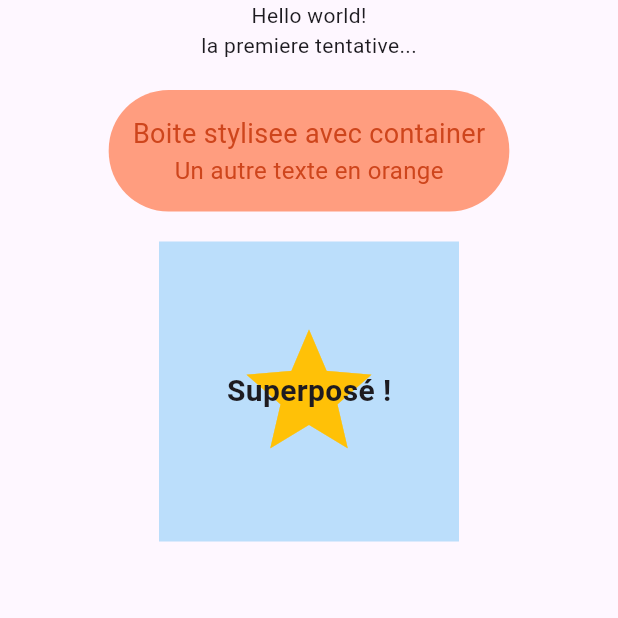
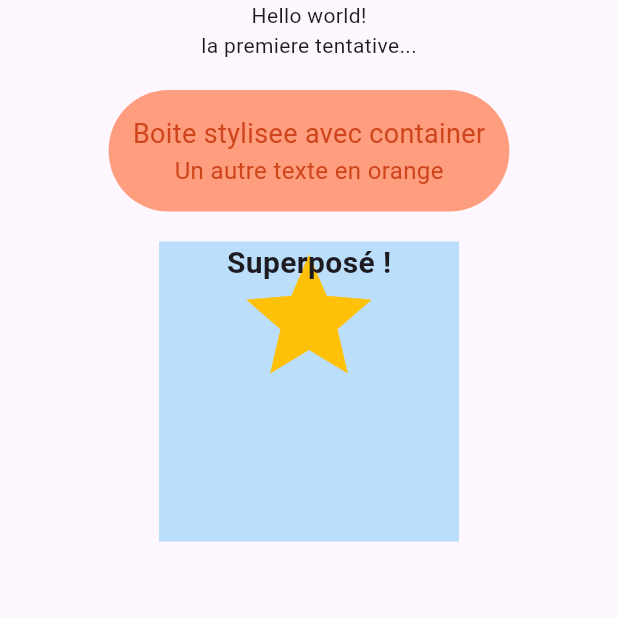
Before and after one commit to zakariadjellouli/flutter_app_widgets_base, a Flutter app: the screen it shows after launch, on a phone screen of 412 x 824 dp, the top half of it. Run offline on Flutter 3.47's test engine with Material 3 defaults, Android fonts, the phone set to English and light mode, and no system bars.

Commit message:
Etape 4 : modifier Alignment.centre to Alignment.topCenter

```diff
--- a/lib/main.dart
+++ b/lib/main.dart
@@ -43,7 +43,7 @@ class MainApp extends StatelessWidget {
                 ),
               ),
               Stack(
-                alignment: AlignmentGeometry.center,
+                alignment: Alignment.topCenter,
                 children: [
                   Container(width: 200, height: 200, color: Colors.blue[100]),
                   Icon(Icons.star, size: 100, color: Colors.amber),
```
